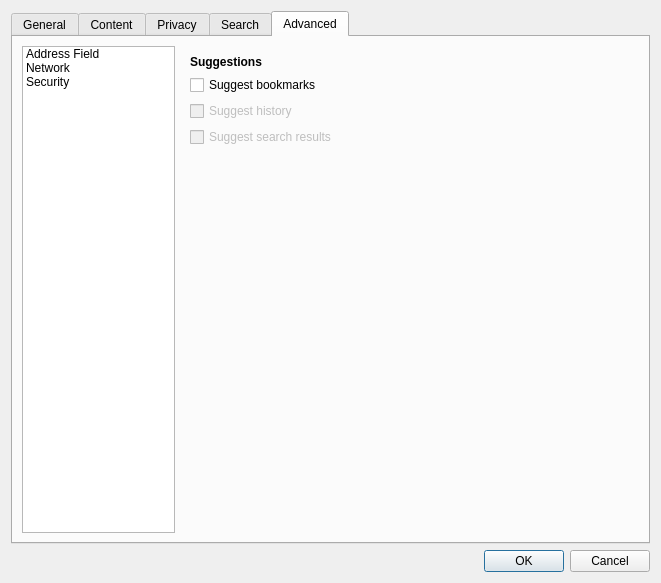
The window that src/ui/PreferencesDialog.ui (OtterBrowser/otter-browser) describes before a commit, drawn with Qt 5.
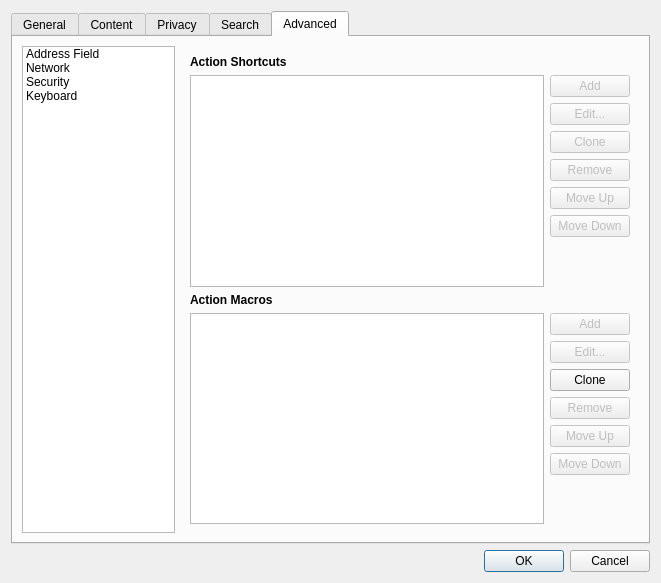
The same window after the commit. The open tabs and pages were chosen to show the change.

Commit message: Add draft of keyboard shortcuts configuration page

```diff
--- a/src/ui/PreferencesDialog.ui
+++ b/src/ui/PreferencesDialog.ui
@@ -1267,6 +1267,11 @@
            <string>Security</string>
           </property>
          </item>
+         <item>
+          <property name="text">
+           <string>Keyboard</string>
+          </property>
+         </item>
         </widget>
        </item>
        <item>
@@ -1337,6 +1342,201 @@
          </widget>
          <widget class="QWidget" name="networkPage"/>
          <widget class="QWidget" name="securityPage"/>
+         <widget class="QWidget" name="keyboardPage">
+          <layout class="QVBoxLayout" name="verticalLayout_6">
+           <item>
+            <widget class="QLabel" name="actionShortcutsHeader">
+             <property name="font">
+              <font>
+               <weight>75</weight>
+               <bold>true</bold>
+              </font>
+             </property>
+             <property name="text">
+              <string>Action Shortcuts</string>
+             </property>
+            </widget>
+           </item>
+           <item>
+            <layout class="QHBoxLayout" name="actionShortcutsLayout">
+             <item>
+              <widget class="QListWidget" name="actionShortcutsWidget"/>
+             </item>
+             <item>
+              <layout class="QVBoxLayout" name="actionShortcutsButtonsLayout" stretch="0,0,0,0,0,0,1">
+               <item>
+                <widget class="QPushButton" name="actionShortcutsAddButton">
+                 <property name="enabled">
+                  <bool>false</bool>
+                 </property>
+                 <property name="text">
+                  <string>Add</string>
+                 </property>
+                </widget>
+               </item>
+               <item>
+                <widget class="QPushButton" name="actionShortcutsEditButton">
+                 <property name="enabled">
+                  <bool>false</bool>
+                 </property>
+                 <property name="text">
+                  <string>Edit...</string>
+                 </property>
+                </widget>
+               </item>
+               <item>
+                <widget class="QPushButton" name="actionShortcutsCloneButton">
+                 <property name="enabled">
+                  <bool>false</bool>
+                 </property>
+                 <property name="text">
+                  <string>Clone</string>
+                 </property>
+                </widget>
+               </item>
+               <item>
+                <widget class="QPushButton" name="actionShortcutsRemoveButton">
+                 <property name="enabled">
+                  <bool>false</bool>
+                 </property>
+                 <property name="text">
+                  <string>Remove</string>
+                 </property>
+                </widget>
+               </item>
+               <item>
+                <widget class="QPushButton" name="actionShortcutsMoveUpButton">
+                 <property name="enabled">
+                  <bool>false</bool>
+                 </property>
+                 <property name="text">
+                  <string>Move Up</string>
+                 </property>
+                </widget>
+               </item>
+               <item>
+                <widget class="QPushButton" name="actionShortcutsButton">
+                 <property name="enabled">
+                  <bool>false</bool>
+                 </property>
+                 <property name="text">
+                  <string>Move Down</string>
+                 </property>
+                </widget>
+               </item>
+               <item>
+                <spacer name="actionShortcutsSpacer">
+                 <property name="orientation">
+                  <enum>Qt::Vertical</enum>
+                 </property>
+                 <property name="sizeHint" stdset="0">
+                  <size>
+                   <width>20</width>
+                   <height>40</height>
+                  </size>
+                 </property>
+                </spacer>
+               </item>
+              </layout>
+             </item>
+            </layout>
+           </item>
+           <item>
+            <widget class="QLabel" name="actionMacrosHeader">
+             <property name="font">
+              <font>
+               <weight>75</weight>
+               <bold>true</bold>
+              </font>
+             </property>
+             <property name="text">
+              <string>Action Macros</string>
+             </property>
+            </widget>
+           </item>
+           <item>
+            <layout class="QHBoxLayout" name="actionMacrosLayout">
+             <item>
+              <widget class="QListWidget" name="actionMacrosWidget"/>
+             </item>
+             <item>
+              <layout class="QVBoxLayout" name="pushButtonsLayout" stretch="0,0,0,0,0,0,1">
+               <item>
+                <widget class="QPushButton" name="actionMacrosAddButton">
+                 <property name="enabled">
+                  <bool>false</bool>
+                 </property>
+                 <property name="text">
+                  <string>Add</string>
+                 </property>
+                </widget>
+               </item>
+               <item>
+                <widget class="QPushButton" name="actionMacrosEditButton">
+                 <property name="enabled">
+                  <bool>false</bool>
+                 </property>
+                 <property name="text">
+                  <string>Edit...</string>
+                 </property>
+                </widget>
+               </item>
+               <item>
+                <widget class="QPushButton" name="actionMacrosCloneButton">
+                 <property name="text">
+                  <string>Clone</string>
+                 </property>
+                </widget>
+               </item>
+               <item>
+                <widget class="QPushButton" name="actionMacrosRemoveButton">
+                 <property name="enabled">
+                  <bool>false</bool>
+                 </property>
+                 <property name="text">
+                  <string>Remove</string>
+                 </property>
+                </widget>
+               </item>
+               <item>
+                <widget class="QPushButton" name="actionMacrosMoveUpButton">
+                 <property name="enabled">
+                  <bool>false</bool>
+                 </property>
+                 <property name="text">
+                  <string>Move Up</string>
+                 </property>
+                </widget>
+               </item>
+               <item>
+                <widget class="QPushButton" name="actionMacrosMoveDownButton">
+                 <property name="enabled">
+                  <bool>false</bool>
+                 </property>
+                 <property name="text">
+                  <string>Move Down</string>
+                 </property>
+                </widget>
+               </item>
+               <item>
+                <spacer name="actionMacrosSpacer">
+                 <property name="orientation">
+                  <enum>Qt::Vertical</enum>
+                 </property>
+                 <property name="sizeHint" stdset="0">
+                  <size>
+                   <width>20</width>
+                   <height>40</height>
+                  </size>
+                 </property>
+                </spacer>
+               </item>
+              </layout>
+             </item>
+            </layout>
+           </item>
+          </layout>
+         </widget>
         </widget>
        </item>
       </layout>
```
